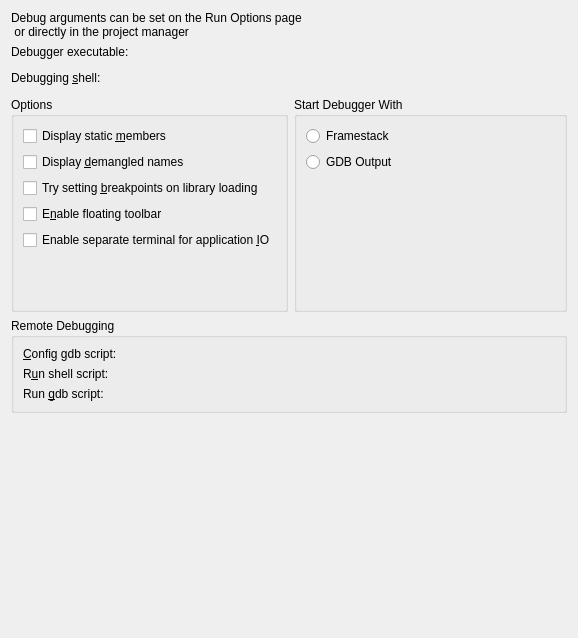
Old version of the form debuggers/gdb/debuggerconfigwidget.ui in the repository KDE/kdevelop.
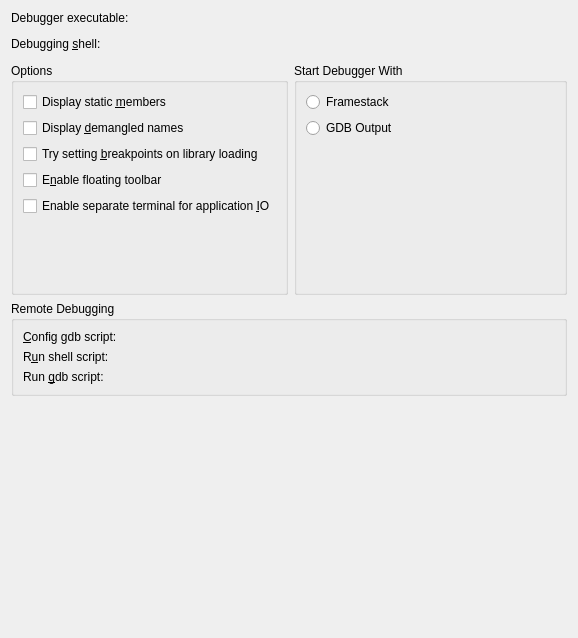
New version of the form. Custom widgets are drawn as their Qt base class.

Commit message: Remove comment as this is shown in the launch configuration dialog and it should be clear where to change the arguments

```diff
--- a/debuggers/gdb/debuggerconfigwidget.ui
+++ b/debuggers/gdb/debuggerconfigwidget.ui
@@ -20,17 +20,6 @@
    <string/>
   </property>
   <layout class="QVBoxLayout">
-   <item>
-    <widget class="QLabel" name="textLabel1">
-     <property name="text">
-      <string>Debug arguments can be set on the Run Options page
- or directly in the project manager</string>
-     </property>
-     <property name="wordWrap">
-      <bool>false</bool>
-     </property>
-    </widget>
-   </item>
    <item>
     <widget class="QLabel" name="gdbPath_label">
      <property name="sizePolicy">
```
